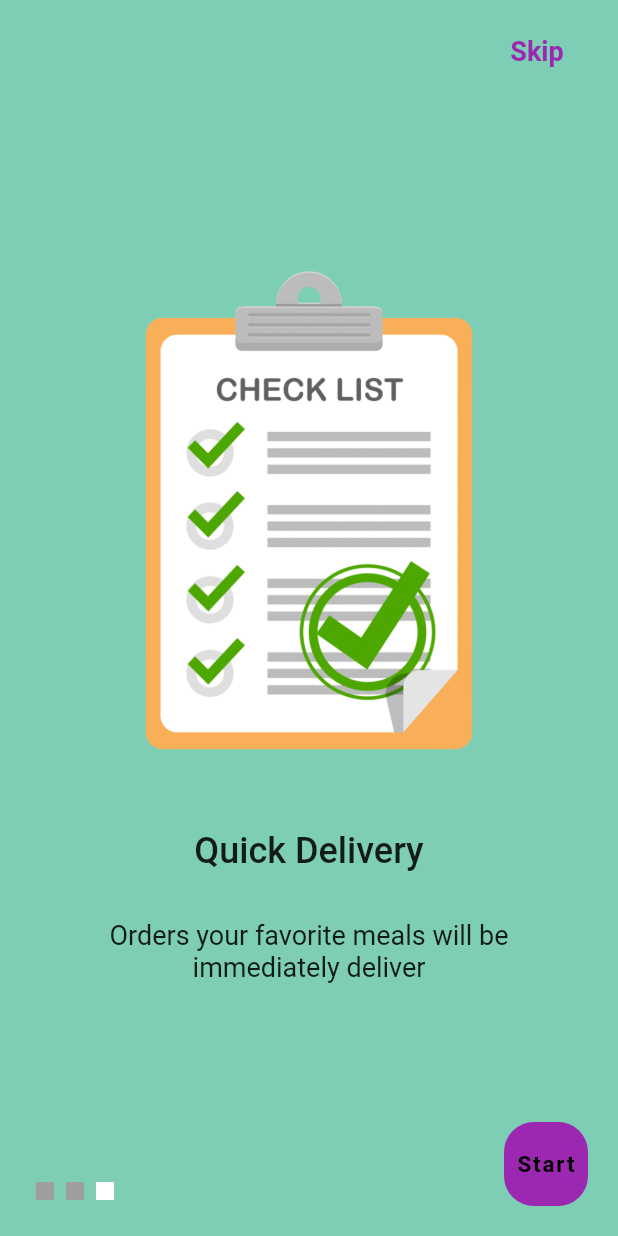
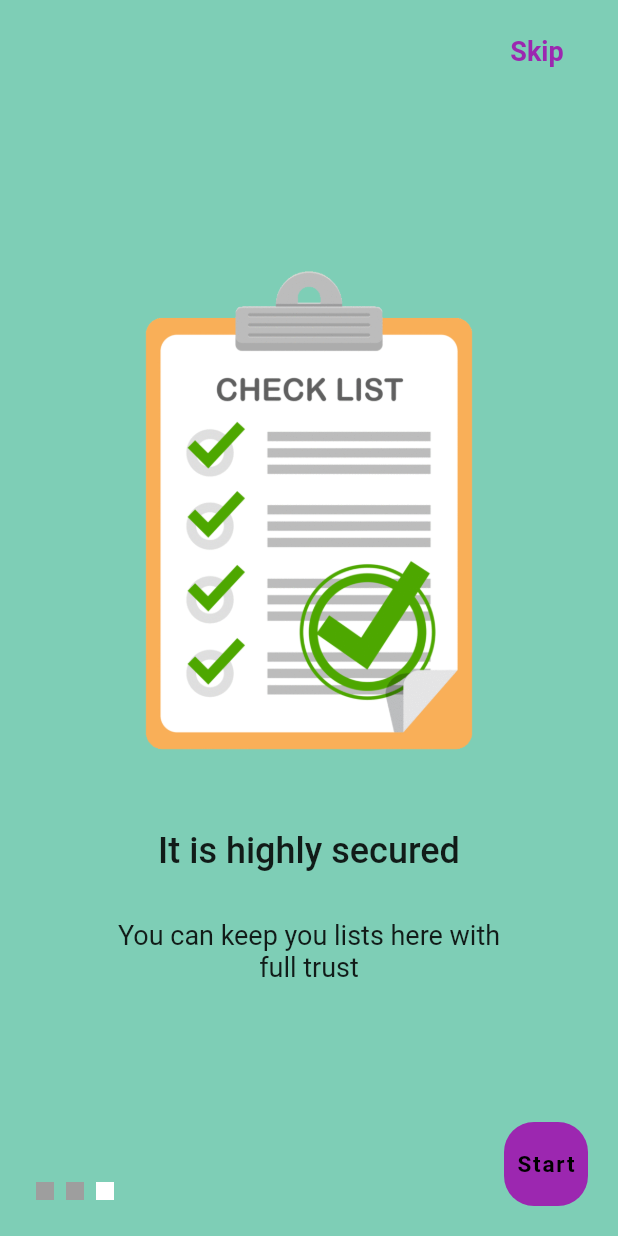
Before and after one commit to realalyeasin/todo_task, a Flutter app: the screen it shows after launch, swiped to page 3, on a phone screen of 412 x 824 dp. Run offline on Flutter 3.47's test engine with Material 2 defaults, Android fonts, the phone set to English and light mode, and no system bars; our stand-ins replace get, shared_preferences.

Commit message:
initial onboarding

```diff
--- a/lib/OnBoarding/controller.dart
+++ b/lib/OnBoarding/controller.dart
@@ -16,11 +16,11 @@ class OnboardingController extends GetxController {
   }
 
   List<OnboardingInfo> onboardingPages = [
-    OnboardingInfo('images/welcome.gif', 'Order Your Food',
-        'Now you can order food any time  right from your mobile.'),
-    OnboardingInfo('images/pencil.gif', 'Cooking Safe Food',
-        'We are maintain safty and We keep clean while making food.'),
-    OnboardingInfo('images/list.gif', 'Quick Delivery',
-        'Orders your favorite meals will be  immediately deliver')
+    OnboardingInfo('images/welcome.gif', 'Welcome to To-Do List Application',
+        'Here you can make your list easily'),
+    OnboardingInfo('images/pencil.gif', 'Listing is easy',
+        'You can list anything anytime and find your items any moment'),
+    OnboardingInfo('images/list.gif', 'It is highly secured',
+    'You can keep you lists here with full trust')
   ];
 }
```
